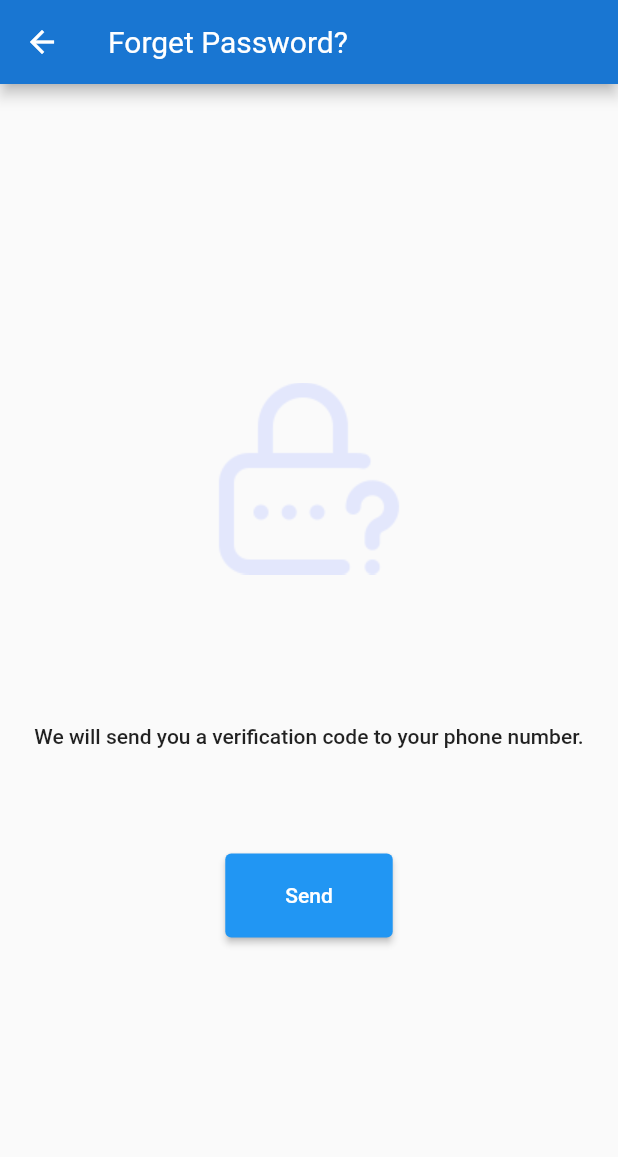
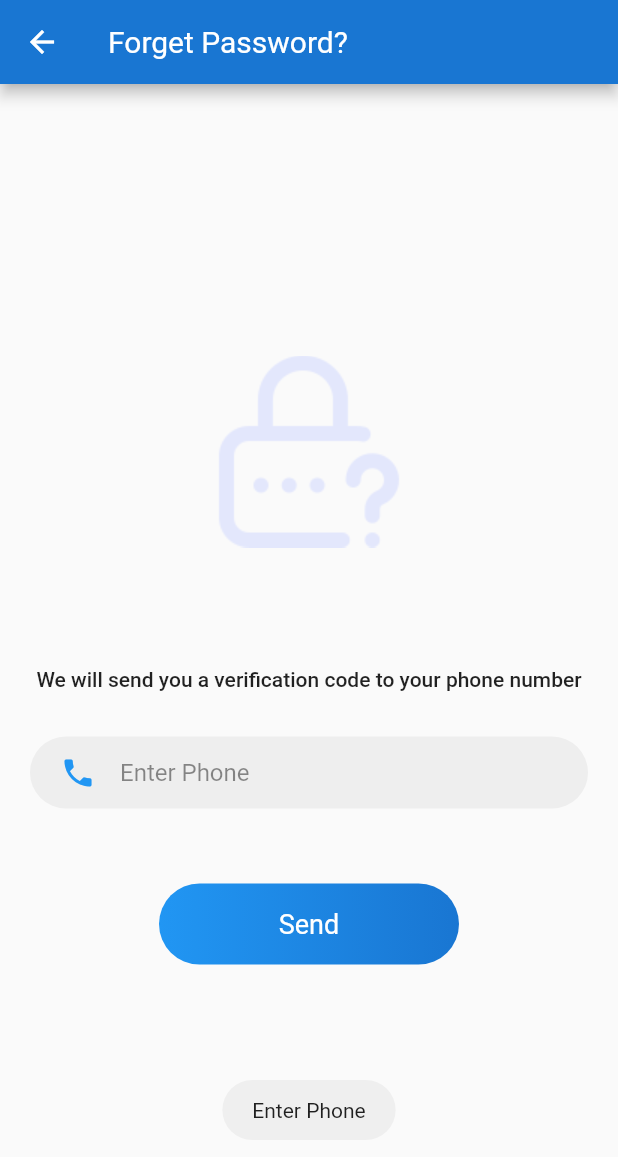
Before and after one commit to DevNweYi/order_app, a Flutter app: the ForgetPasswordPage screen opened directly, after a tap on "Send", on a phone screen of 412 x 824 dp. Shown: the top 1157 px of the screen. Run offline on Flutter 3.47's test engine with Material 2 defaults, Android fonts, the phone set to English and light mode, and no system bars; our stand-ins replace animated_splash_screen, badges, carousel_slider, cloud_firestore, dio, firebase_auth and 13 more; missing offline and left inert: dart:ffi; accounts and stored records are empty; generated files the repository leaves out were written again.

Commit message:
added forget password feature

```diff
--- a/lib/main.dart
+++ b/lib/main.dart
@@ -6,7 +6,6 @@ import 'package:get/get.dart';
 import 'package:order_app/api/apiservice.dart';
 import 'package:order_app/view/login_page.dart';
 import 'package:dio/dio.dart';
-import 'package:order_app/view/otp_page.dart';
 import 'package:order_app/view/register_page.dart';
 import 'package:firebase_messaging/firebase_messaging.dart';
 import 'package:shared_preferences/shared_preferences.dart';
@@ -68,8 +67,7 @@ class MyApp extends StatelessWidget {
           brightness: Brightness.light),
       darkTheme: ThemeData(brightness: Brightness.dark),
       themeMode: isDark? ThemeMode.dark : ThemeMode.light,
-      home: OTPPage(phone: "09999999999"),
-      /* AnimatedSplashScreen(
+      home: AnimatedSplashScreen(
         splash: 'assets/icons/launcher.png',
         nextScreen: isRegistered == null || isRegistered == false
             ? const RegisterPage()
@@ -77,7 +75,7 @@ class MyApp extends StatelessWidget {
                 isSaveToken: false,
               ),
         splashTransition: SplashTransition.fadeTransition,
-      ), */
+      ),
       builder: EasyLoading.init(),
     );
   }
--- a/lib/value/app_string.dart
+++ b/lib/value/app_string.dart
@@ -21,6 +21,7 @@ class AppString{
   static const String enter_name="Enter Name";
   static const String enter_phone="Enter Phone";
   static const String enter_password="Enter Password";
+  static const String enter_new_password="Enter New Password";
   static const String enter_confirm_password="Enter Confirm Password";
   static const String forget_password="Forget Password?";
   static const String donot_have_account="don't have Account? ";
@@ -71,7 +72,7 @@ class AppString{
   static const String see_all="See All";
   static const String promotion_item="Promotion Items";
   static const String new_product="New Products";
-  static const String Verify="Verify";
+  static const String verify="Verify";
   static const String otp_verification="Verification";
   static const String otp_verification_message="Enter the verification code sent to ";
   static const String donot_receive_code="don't receive code? ";
@@ -82,5 +83,7 @@ class AppString{
   static const String send="Send";
   static const String receive_your_issue="Receive your issue";
   static const String solve_issue="We will solve the issue.Thank you!";
-  static const String forget_password_verify_message="We will send you a verification code to your phone number.";
+  static const String forget_password_verify_message="We will send you a verification code to your phone number";
+  static const String create_new_password="Create New Password";
+  static const String save="Save";
 }
--- a/lib/view/forget_password_page.dart
+++ b/lib/view/forget_password_page.dart
@@ -1,7 +1,16 @@
 import 'package:flutter/material.dart';
+import 'package:flutter_easyloading/flutter_easyloading.dart';
+import 'package:fluttertoast/fluttertoast.dart';
 import 'package:order_app/value/app_color.dart';
 import 'package:order_app/value/app_string.dart';
 import 'package:order_app/widget/title_text.dart';
+import 'package:shared_preferences/shared_preferences.dart';
+import 'package:order_app/controller/register_controller.dart';
+import 'package:get/get.dart';
+import 'package:order_app/view/otp_page.dart';
+
+import '../widget/regular_text.dart';
+import '../widget/small_text.dart';
 
 class ForgetPasswordPage extends StatefulWidget {
   const ForgetPasswordPage({super.key});
@@ -11,33 +20,112 @@ class ForgetPasswordPage extends StatefulWidget {
 }
 
 class _ForgetPasswordPageState extends State<ForgetPasswordPage> {
+  TextEditingController phone_controller = TextEditingController();
+  var registerController = Get.put(RegisterController());
+
   @override
   Widget build(BuildContext context) {
     return Scaffold(
       appBar: AppBar(
         backgroundColor: AppColor.primary_700,
-        title: TitleText(text: AppString.forget_password,
-        color: Colors.white,),
+        title: TitleText(
+          text: AppString.forget_password,
+          color: Colors.white,
+        ),
       ),
       body: Column(
         mainAxisAlignment: MainAxisAlignment.center,
         children: [
           Image.asset("assets/images/forgot.png"),
-          SizedBox(height: 100,),
+          SizedBox(
+            height: 80,
+          ),
           Center(
             child: Text(AppString.forget_password_verify_message,
-              style: Theme.of(context).textTheme.bodyText1),
+                style: Theme.of(context).textTheme.bodyText1),
           ),
-          SizedBox(height: 70,),
-          ElevatedButton(
-                onPressed: () {
-
-                },
-                child: Text(AppString.send),
-                style: ButtonStyle(
-                    padding: MaterialStateProperty.all(EdgeInsets.only(left: 40,right: 40,top:20,bottom: 20))))
+          FutureBuilder<String>(
+            future: getUserPhone(),
+            builder: (context, snapshot) {
+              if (snapshot.hasData) {
+                phone_controller.text = snapshot.data!;
+                return Container(
+                  margin: EdgeInsets.only(left: 20, right: 20, top: 30),
+                  padding: EdgeInsets.only(left: 20, right: 20),
+                  decoration: BoxDecoration(
+                    borderRadius: BorderRadius.circular(50),
+                    color: AppColor.grey_200,
+                  ),
+                  alignment: Alignment.center,
+                  child: TextField(
+                    textInputAction: TextInputAction.next,
+                    keyboardType: TextInputType.number,
+                    controller: phone_controller,
+                    style: TextStyle(color: Colors.black87),
+                    decoration: InputDecoration(
+                      icon: Icon(
+                        Icons.phone,
+                        color: AppColor.primary,
+                      ),
+                      hintText: AppString.enter_phone,
+                      hintStyle: TextStyle(color: Colors.black45),
+                      enabledBorder: InputBorder.none,
+                      focusedBorder: InputBorder.none,
+                    ),
+                  ),
+                );
+              } else if (snapshot.hasError) {
+                return SmallText(text: snapshot.error.toString());
+              }
+              return const Center(child: CircularProgressIndicator());
+            },
+          ),
+          GestureDetector(
+            onTap: () {
+              if (_isValidateControl()) {
+                EasyLoading.show(status: AppString.loading);
+                RegisterController.instance
+                    .phoneAuthentication("+95${phone_controller.text}");
+                Get.to(() => OTPPage(
+                      phone: phone_controller.text,
+                      isForgetPassword: true,
+                    ));
+              }
+            },
+            child: Container(
+              margin: EdgeInsets.only(left: 20, right: 20, top: 50),
+              padding: EdgeInsets.only(left: 20, right: 20),
+              width: 200,
+              alignment: Alignment.center,
+              height: 54,
+              decoration: BoxDecoration(
+                gradient: const LinearGradient(
+                    colors: [(AppColor.primary), (AppColor.primary_700)],
+                    begin: Alignment.centerLeft,
+                    end: Alignment.centerRight),
+                borderRadius: BorderRadius.circular(30),
+              ),
+              child: const RegularText(
+                text: AppString.send,
+                color: AppColor.white,
+              ),
+            ),
+          ),
         ],
       ),
     );
   }
+
+  bool _isValidateControl() {
+    if (phone_controller.text.isEmpty) {
+      Fluttertoast.showToast(msg: AppString.enter_phone);
+      return false;
+    }
+    return true;
+  }
 }
+
+Future<String> getUserPhone() async {
+  SharedPreferences sharedPreferences = await SharedPreferences.getInstance();
+  return sharedPreferences.getString("UserPhone").toString();
+}
--- a/lib/view/partial/setting_page.dart
+++ b/lib/view/partial/setting_page.dart
@@ -1,7 +1,6 @@
 import 'package:flutter/material.dart';
 import 'package:get/get.dart';
 import 'package:order_app/view/noti_setting_page.dart';
-import 'package:order_app/widget/title_text.dart';
 import 'package:shared_preferences/shared_preferences.dart';
 
 import '../../value/app_color.dart';
--- a/lib/view/register_page.dart
+++ b/lib/view/register_page.dart
@@ -200,7 +200,7 @@ class _RegisterPageState extends State<RegisterPage> {
                       RegisterController.instance.phoneAuthentication(
                           "+95${registerController.phone_controller.text.trim()}");
                       Get.to(() => OTPPage(
-                            phone: registerController.phone_controller.text,
+                            phone: registerController.phone_controller.text,isForgetPassword: false,
                           ));
                     } else {
                       EasyLoading.dismiss();
```
Also changed, not shown: lib/view/new_password_page.dart (added, +157 -0 lines), lib/view/otp_page.dart (+12 -12 lines).
